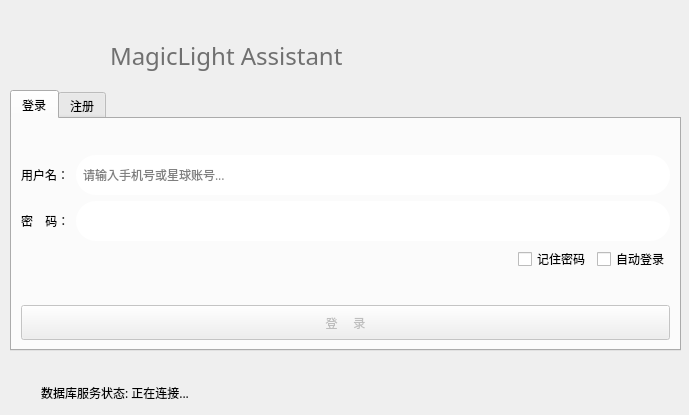
First picture: the form in formLogin.ui, repository csthenry/weplanet-desktop, before the edit.
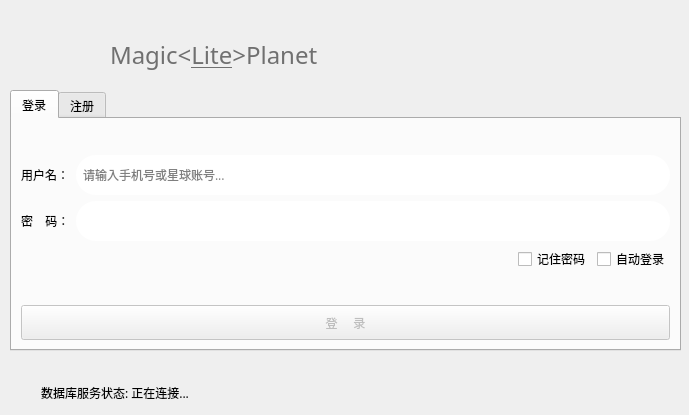
Second picture: the form after the edit. Icons and pictures are not drawn.

Commit message: 项目更名为MagicLitePlanet，考勤页面升级基于ECharts的数据大屏。

Diff of the .ui file:
```diff
--- a/formLogin.ui
+++ b/formLogin.ui
@@ -163,7 +163,7 @@
     </font>
    </property>
    <property name="text">
-    <string>MagicLight Assistant</string>
+    <string>&lt;html&gt;&lt;head/&gt;&lt;body&gt;&lt;p&gt;Magic&amp;lt;&lt;span style=&quot; text-decoration: underline;&quot;&gt;Lite&lt;/span&gt;&amp;gt;Planet&lt;/p&gt;&lt;/body&gt;&lt;/html&gt;</string>
    </property>
   </widget>
   <widget class="QTabWidget" name="tabWidget">
```
Left out of the diff: 2 changed lines with no effect on the pictures. The commit also changes 17 other files.
